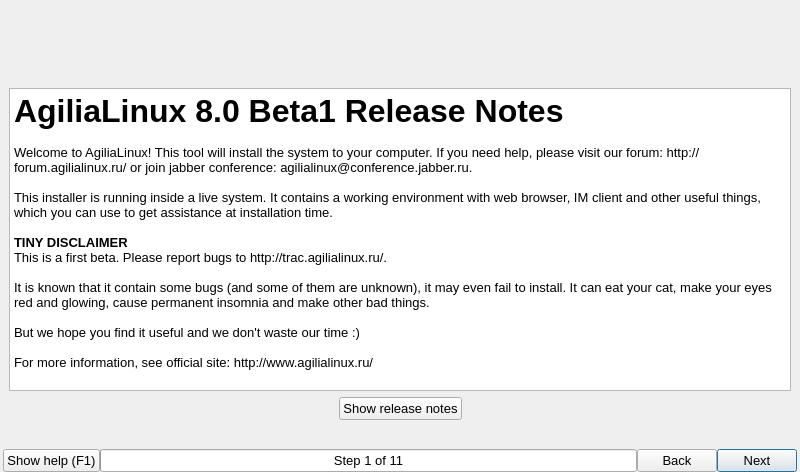
Above: guiinstaller/guisetup/mainwindow.ui from aix27249/mpkg before the change. Below: the same form after it.
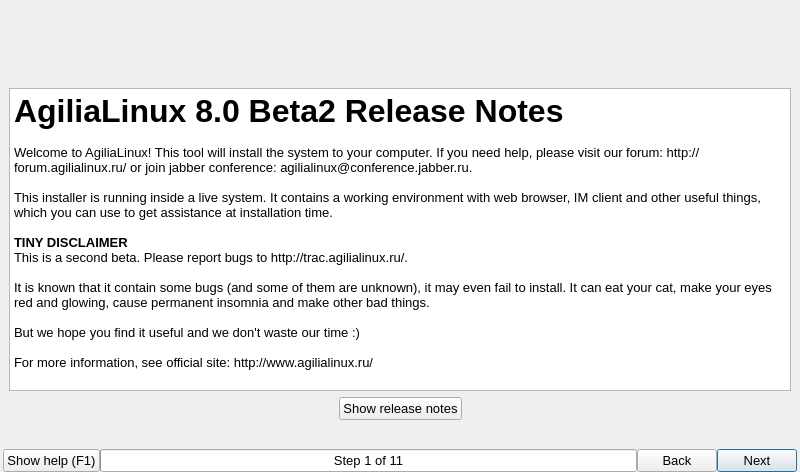
That is the form after the change. The open tabs and pages were chosen to show the change. Icons and pictures are not drawn.

Patch:
```diff
--- a/guiinstaller/guisetup/mainwindow.ui
+++ b/guiinstaller/guisetup/mainwindow.ui
@@ -128,15 +128,15 @@
            <string>&lt;!DOCTYPE HTML PUBLIC &quot;-//W3C//DTD HTML 4.0//EN&quot; &quot;http://www.w3.org/TR/REC-html40/strict.dtd&quot;&gt;
 &lt;html&gt;&lt;head&gt;&lt;meta name=&quot;qrichtext&quot; content=&quot;1&quot; /&gt;&lt;style type=&quot;text/css&quot;&gt;
 p, li { white-space: pre-wrap; }
-&lt;/style&gt;&lt;/head&gt;&lt;body style=&quot; font-family:'Tahoma'; font-size:10pt; font-weight:400; font-style:normal;&quot;&gt;
-&lt;p style=&quot; margin-top:0px; margin-bottom:0px; margin-left:0px; margin-right:0px; -qt-block-indent:0; text-indent:0px;&quot;&gt;&lt;span style=&quot; font-family:'Droid Sans'; font-size:24pt; font-weight:600;&quot;&gt;AgiliaLinux 8.0 Beta1 Release Notes&lt;/span&gt;&lt;/p&gt;
+&lt;/style&gt;&lt;/head&gt;&lt;body style=&quot; font-family:'Ubuntu'; font-size:10pt; font-weight:400; font-style:normal;&quot;&gt;
+&lt;p style=&quot; margin-top:0px; margin-bottom:0px; margin-left:0px; margin-right:0px; -qt-block-indent:0; text-indent:0px;&quot;&gt;&lt;span style=&quot; font-family:'Droid Sans'; font-size:24pt; font-weight:600;&quot;&gt;AgiliaLinux 8.0 Beta2 Release Notes&lt;/span&gt;&lt;/p&gt;
 &lt;p style=&quot;-qt-paragraph-type:empty; margin-top:0px; margin-bottom:0px; margin-left:0px; margin-right:0px; -qt-block-indent:0; text-indent:0px; font-family:'Droid Sans';&quot;&gt;&lt;/p&gt;
 &lt;p style=&quot; margin-top:0px; margin-bottom:0px; margin-left:0px; margin-right:0px; -qt-block-indent:0; text-indent:0px;&quot;&gt;&lt;span style=&quot; font-family:'Droid Sans';&quot;&gt;Welcome to AgiliaLinux! This tool will install the system to your computer. If you need help, please visit our forum: http://forum.agilialinux.ru/ or join jabber conference: agilialinux@conference.jabber.ru. &lt;/span&gt;&lt;/p&gt;
 &lt;p style=&quot;-qt-paragraph-type:empty; margin-top:0px; margin-bottom:0px; margin-left:0px; margin-right:0px; -qt-block-indent:0; text-indent:0px; font-family:'Droid Sans';&quot;&gt;&lt;/p&gt;
 &lt;p style=&quot; margin-top:0px; margin-bottom:0px; margin-left:0px; margin-right:0px; -qt-block-indent:0; text-indent:0px;&quot;&gt;&lt;span style=&quot; font-family:'Droid Sans';&quot;&gt;This installer is running inside a live system. It contains a working environment with web browser, IM client and other useful things, which you can use to get assistance at installation time.&lt;/span&gt;&lt;/p&gt;
 &lt;p style=&quot;-qt-paragraph-type:empty; margin-top:0px; margin-bottom:0px; margin-left:0px; margin-right:0px; -qt-block-indent:0; text-indent:0px; font-family:'Droid Sans';&quot;&gt;&lt;/p&gt;
 &lt;p style=&quot; margin-top:0px; margin-bottom:0px; margin-left:0px; margin-right:0px; -qt-block-indent:0; text-indent:0px;&quot;&gt;&lt;span style=&quot; font-family:'Droid Sans'; font-weight:600;&quot;&gt;TINY DISCLAIMER&lt;/span&gt;&lt;/p&gt;
-&lt;p style=&quot; margin-top:0px; margin-bottom:0px; margin-left:0px; margin-right:0px; -qt-block-indent:0; text-indent:0px;&quot;&gt;&lt;span style=&quot; font-family:'Droid Sans';&quot;&gt;This is a first beta. Please report bugs to http://trac.agilialinux.ru/.&lt;/span&gt;&lt;/p&gt;
+&lt;p style=&quot; margin-top:0px; margin-bottom:0px; margin-left:0px; margin-right:0px; -qt-block-indent:0; text-indent:0px;&quot;&gt;&lt;span style=&quot; font-family:'Droid Sans';&quot;&gt;This is a second beta. Please report bugs to http://trac.agilialinux.ru/.&lt;/span&gt;&lt;/p&gt;
 &lt;p style=&quot;-qt-paragraph-type:empty; margin-top:0px; margin-bottom:0px; margin-left:0px; margin-right:0px; -qt-block-indent:0; text-indent:0px; font-family:'Droid Sans';&quot;&gt;&lt;/p&gt;
 &lt;p style=&quot; margin-top:0px; margin-bottom:0px; margin-left:0px; margin-right:0px; -qt-block-indent:0; text-indent:0px;&quot;&gt;&lt;span style=&quot; font-family:'Droid Sans';&quot;&gt;It is known that it contain some bugs (and some of them are unknown), it may even fail to install. It can eat your cat, make your eyes red and glowing, cause permanent insomnia and make other bad things.&lt;/span&gt;&lt;/p&gt;
 &lt;p style=&quot;-qt-paragraph-type:empty; margin-top:0px; margin-bottom:0px; margin-left:0px; margin-right:0px; -qt-block-indent:0; text-indent:0px; font-family:'Droid Sans';&quot;&gt;&lt;/p&gt;
```
Left out of the diff: 4 changed lines with no effect on the pictures.
